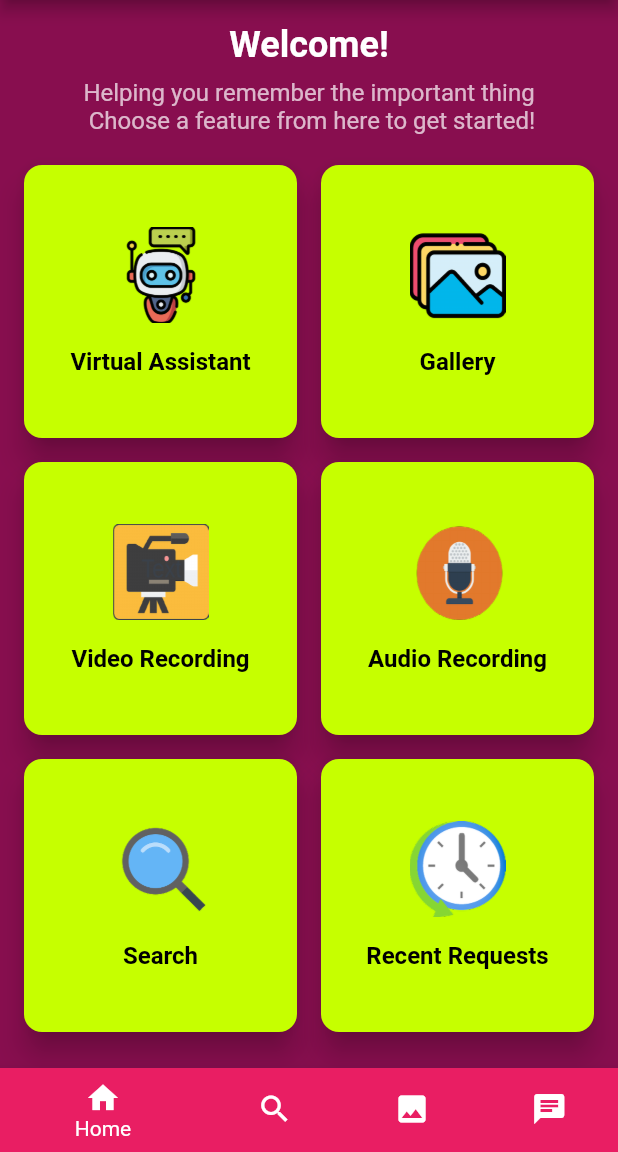
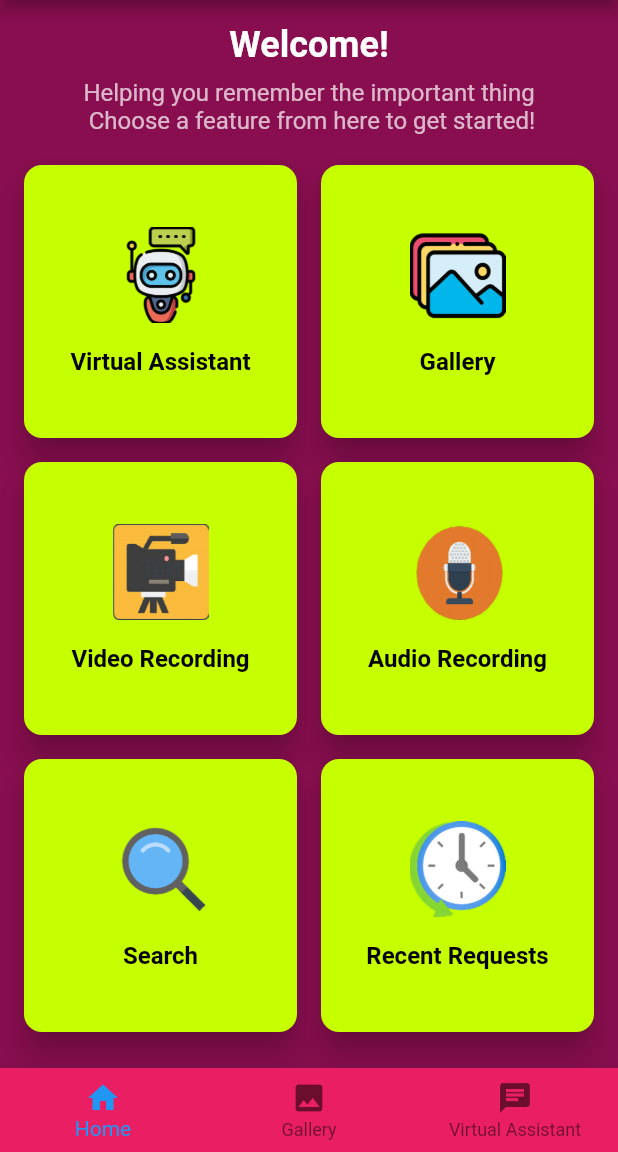
Before and after one commit to umgc/fall2023, a Flutter app: the HomeScreen screen opened by its route, on a phone screen of 412 x 824 dp, the part 84-1236 px from its top. Run offline on Flutter 3.47's test engine with Material 2 defaults, Android fonts, the phone set to English and light mode, and no system bars; our stand-ins replace camera, flutter_dotenv, flutter_speed_dial, flutter_tts, geocoding, geolocator and 4 more; missing offline and left inert: aws_kinesis_api, aws_rekognition_api, aws_s3_api, aws_transcribe_api, dart_openai, flutter_sound and 1 more; accounts and stored records are empty.

Commit message:
Update homeScreen.dart
I remember specifically we were told that the bottom menu bar no longer needs a "search" function.

```diff
--- a/cogniopenapp/lib/ui/homeScreen.dart
+++ b/cogniopenapp/lib/ui/homeScreen.dart
@@ -191,10 +191,6 @@ class HomeScreen extends StatelessWidget {
             label: 'Home',
           ),
           BottomNavigationBarItem(
-            icon: Icon(Icons.search),
-            label: 'Search',
-          ),
-          BottomNavigationBarItem(
             icon: Icon(Icons.photo),
             label: 'Gallery',
           ),
@@ -209,11 +205,8 @@ class HomeScreen extends StatelessWidget {
             // For Home, do nothing (or reload current screen if needed)
           } else if (index == 1) {
             Navigator.push(context,
-                MaterialPageRoute(builder: (context) => SearchScreen()));
+                MaterialPageRoute(builder: (context) => GalleryScreen()));
           } else if (index == 2) {
-            Navigator.push(context,
-                MaterialPageRoute(builder: (context) => GalleryScreen()));
-          } else if (index == 3) {
             Navigator.push(context,
                 MaterialPageRoute(builder: (context) => AssistantScreen()));
           }
```
